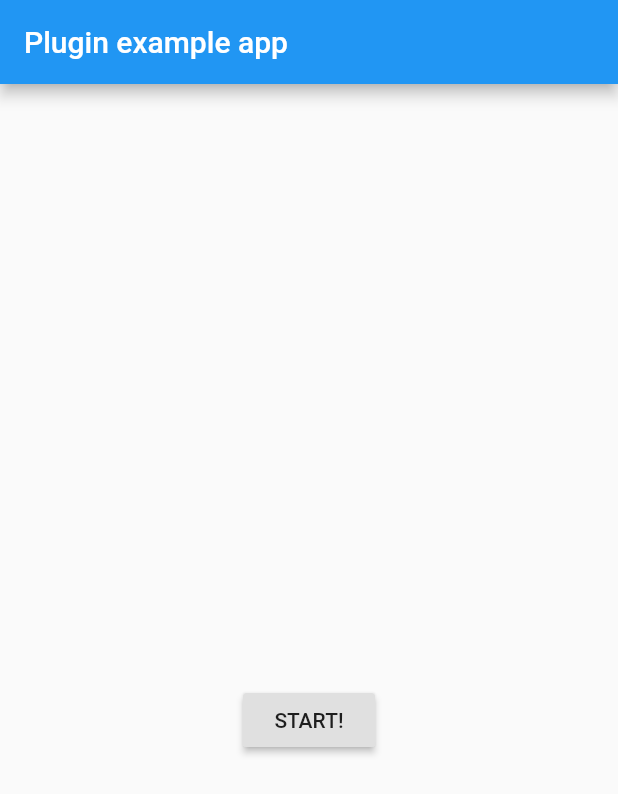
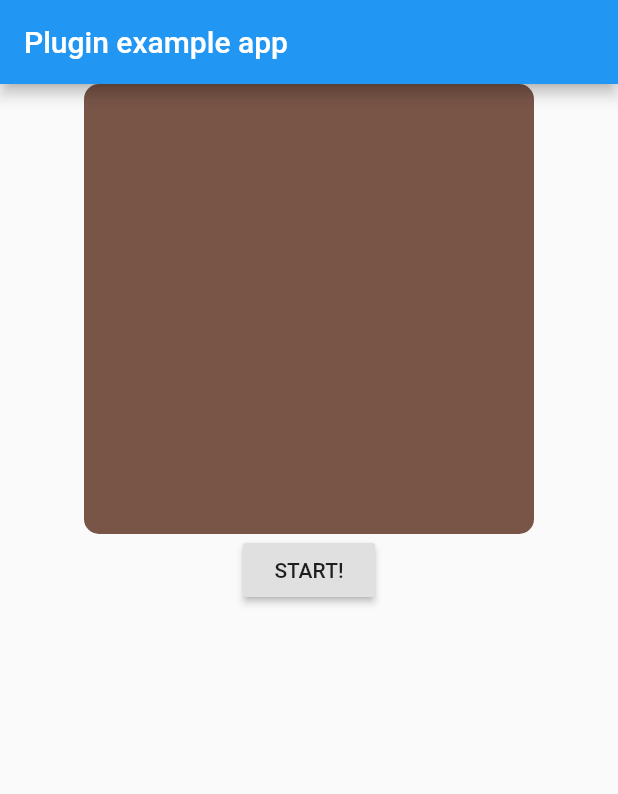
Before and after one commit to LuisEGR/mysnap_sdk_flutter_plugin, a Flutter app: the screen it shows after launch, on a phone screen of 412 x 824 dp. Shown: the top 794 px of the screen. Run offline on Flutter 3.47's test engine with Material 2 defaults, Android fonts, the light colour scheme and no system bars; our stand-ins replace transparent_image.

Commit message:
Round corner

```diff
--- a/example/lib/main.dart
+++ b/example/lib/main.dart
@@ -77,7 +77,19 @@ class _MyAppState extends State<MyApp> {
         body: Center(
           child: Column(
             children: <Widget>[
-              new Image.memory(bytes, width: 200, height: 400,), // Image to draw
+
+              ClipRRect(
+                  borderRadius: BorderRadius.circular(10.0),
+                  child:
+                    Container(
+                    decoration: BoxDecoration(color: Colors.brown),
+                    child: new Image.memory(bytes, // Image to draw,
+                      width: 300,
+                      //height: 200,
+                    ),
+                    )
+              ),
+              //new Image.memory(bytes, width: 200, height: 400,), // Image to draw
               RaisedButton(
                 onPressed: () => {startGettingPicture()},
                 child: Text("START!"),
```
